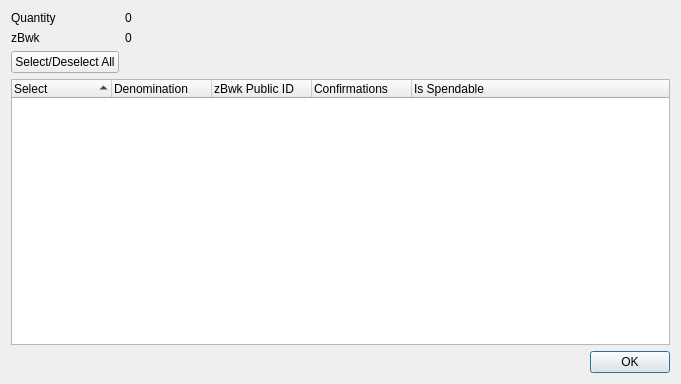
First picture: the form in src/qt/forms/zbwkcontroldialog.ui, repository meiskam/Bulwark, before the edit.
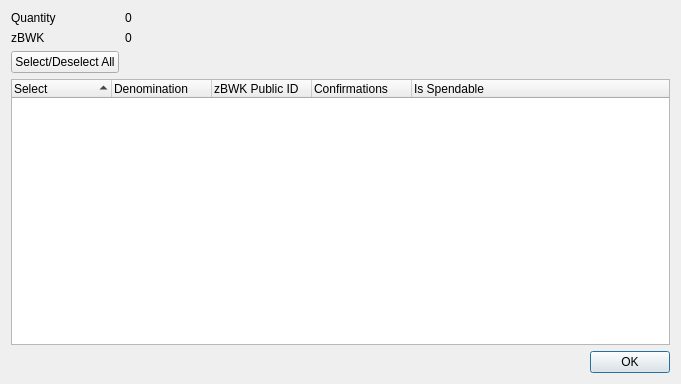
Second picture: the form after the edit.

The edit to the form file:
```diff
--- a/src/qt/forms/zbwkcontroldialog.ui
+++ b/src/qt/forms/zbwkcontroldialog.ui
@@ -42,7 +42,7 @@
      <item row="1" column="0">
       <widget class="QLabel" name="labelZBwk">
        <property name="text">
-        <string>zBwk</string>
+        <string>zBWK</string>
        </property>
       </widget>
      </item>
@@ -96,7 +96,7 @@
        </column>
        <column>
         <property name="text">
-         <string notr="true">zBwk Public ID</string>
+         <string notr="true">zBWK Public ID</string>
         </property>
        </column>
        <column>
```
Left out of the diff: 2 changed lines with no effect on the pictures.
